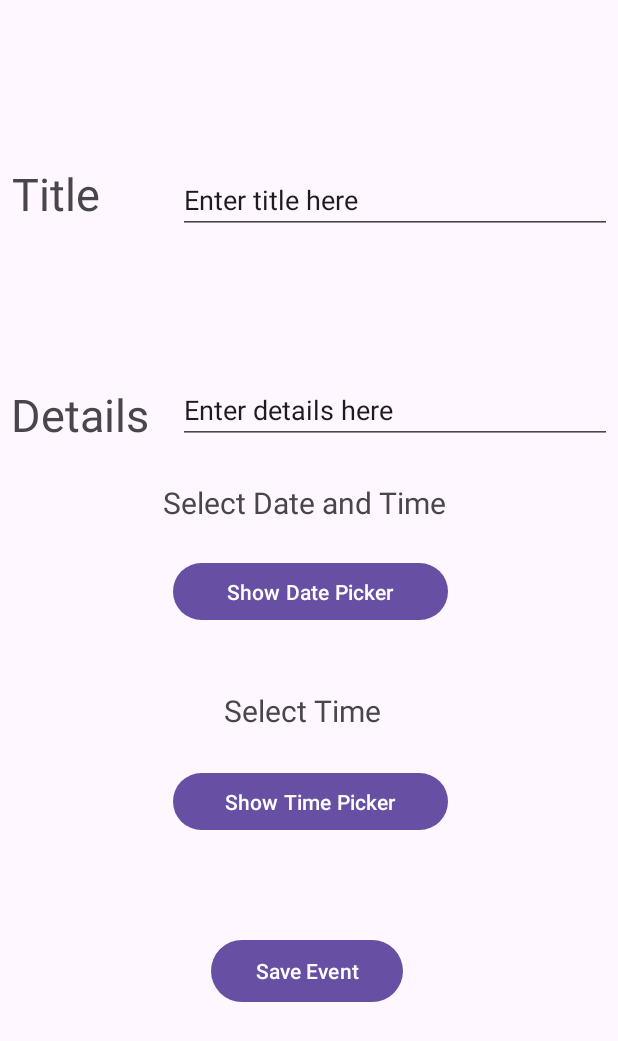
After one commit to Rrregine/FinalProject_TimeManager, an Android app: the RegistrationFragment screen opened through its navigation route, on a phone screen of 412 x 824 dp. The commit adds this screen. Shown: the top 1041 px of the screen. Run offline under Robolectric (Android 15) with nearby library versions, the phone set to English and light mode, and no system bars.

Commit message:
Registration Page creation

```diff
--- /dev/null
+++ b/app/src/main/java/com/wang/finalproject_calendar/RegistrationFragment.kt
@@ -0,0 +1,59 @@
+package com.wang.finalproject_calendar
+
+import android.os.Bundle
+import androidx.fragment.app.Fragment
+import android.view.LayoutInflater
+import android.view.View
+import android.view.ViewGroup
+
+// TODO: Rename parameter arguments, choose names that match
+// the fragment initialization parameters, e.g. ARG_ITEM_NUMBER
+private const val ARG_PARAM1 = "param1"
+private const val ARG_PARAM2 = "param2"
+
+/**
+ * A simple [Fragment] subclass.
+ * Use the [RegistrationFragment.newInstance] factory method to
+ * create an instance of this fragment.
+ */
+class RegistrationFragment : Fragment() {
+    // TODO: Rename and change types of parameters
+    private var param1: String? = null
+    private var param2: String? = null
+
+    override fun onCreate(savedInstanceState: Bundle?) {
+        super.onCreate(savedInstanceState)
+        arguments?.let {
+            param1 = it.getString(ARG_PARAM1)
+            param2 = it.getString(ARG_PARAM2)
+        }
+    }
+
+    override fun onCreateView(
+        inflater: LayoutInflater, container: ViewGroup?,
+        savedInstanceState: Bundle?
+    ): View? {
+        // Inflate the layout for this fragment
+        return inflater.inflate(R.layout.fragment_registration, container, false)
+    }
+
+    companion object {
+        /**
+         * Use this factory method to create a new instance of
+         * this fragment using the provided parameters.
+         *
+         * @param param1 Parameter 1.
+         * @param param2 Parameter 2.
+         * @return A new instance of fragment RegistrationFragment.
+         */
+        // TODO: Rename and change types and number of parameters
+        @JvmStatic
+        fun newInstance(param1: String, param2: String) =
+            RegistrationFragment().apply {
+                arguments = Bundle().apply {
+                    putString(ARG_PARAM1, param1)
+                    putString(ARG_PARAM2, param2)
+                }
+            }
+    }
+}
--- /dev/null
+++ b/app/src/main/res/layout/fragment_registration.xml
@@ -0,0 +1,125 @@
+<?xml version="1.0" encoding="utf-8"?>
+<androidx.constraintlayout.widget.ConstraintLayout xmlns:android="http://schemas.android.com/apk/res/android"
+    xmlns:app="http://schemas.android.com/apk/res-auto"
+    xmlns:tools="http://schemas.android.com/tools"
+    android:layout_width="match_parent"
+    android:layout_height="match_parent"
+    tools:context=".RegistrationFragment">
+
+    <EditText
+        android:id="@+id/editTitleText"
+        android:layout_width="289dp"
+        android:layout_height="43dp"
+        android:layout_marginEnd="4dp"
+        android:ems="10"
+        android:inputType="text"
+        android:text="Enter title here"
+        app:layout_constraintBottom_toTopOf="@+id/editDetailsText"
+        app:layout_constraintEnd_toEndOf="parent"
+        app:layout_constraintTop_toTopOf="parent"
+        app:layout_constraintVertical_bias="0.537" />
+
+    <TextView
+        android:id="@+id/titleTextView"
+        android:layout_width="107dp"
+        android:layout_height="40dp"
+        android:layout_marginStart="4dp"
+        android:text="Title"
+        android:textSize="30sp"
+        app:layout_constraintBottom_toTopOf="@+id/detailsTextView"
+        app:layout_constraintEnd_toStartOf="@+id/editTitleText"
+        app:layout_constraintHorizontal_bias="0.571"
+        app:layout_constraintStart_toStartOf="parent"
+        app:layout_constraintTop_toTopOf="parent"
+        app:layout_constraintVertical_bias="0.504" />
+
+    <EditText
+        android:id="@+id/editDetailsText"
+        android:layout_width="289dp"
+        android:layout_height="43dp"
+        android:layout_marginEnd="4dp"
+        android:layout_marginBottom="528dp"
+        android:ems="10"
+        android:inputType="text"
+        android:text="Enter details here"
+        app:layout_constraintBottom_toBottomOf="parent"
+        app:layout_constraintEnd_toEndOf="parent" />
+
+    <TextView
+        android:id="@+id/detailsTextView"
+        android:layout_width="107dp"
+        android:layout_height="40dp"
+        android:layout_marginBottom="528dp"
+        android:text="Details"
+        android:textSize="30sp"
+        app:layout_constraintBottom_toBottomOf="parent"
+        app:layout_constraintEnd_toStartOf="@+id/editDetailsText"
+        app:layout_constraintHorizontal_bias="0.636"
+        app:layout_constraintStart_toStartOf="parent" />
+
+    <Button
+        android:id="@+id/saveEventButton"
+        android:layout_width="128dp"
+        android:layout_height="49dp"
+        android:layout_alignParentStart="true"
+        android:layout_alignParentEnd="true"
+        android:layout_marginStart="140dp"
+        android:layout_marginEnd="143dp"
+        android:layout_marginBottom="152dp"
+        android:text="Save Event"
+        app:layout_constraintBottom_toBottomOf="parent"
+        app:layout_constraintEnd_toEndOf="parent"
+        app:layout_constraintHorizontal_bias="1.0"
+        app:layout_constraintStart_toStartOf="parent"
+        app:layout_constraintTop_toBottomOf="@+id/selectTimeButton"
+        app:layout_constraintVertical_bias="1.0" />
+
+    <Button
+        android:id="@+id/datePickerButton"
+        android:layout_width="183dp"
+        android:layout_height="46dp"
+        android:layout_marginTop="20dp"
+        android:text="Show Date Picker"
+        app:layout_constraintEnd_toEndOf="parent"
+        app:layout_constraintHorizontal_bias="0.504"
+        app:layout_constraintStart_toStartOf="parent"
+        app:layout_constraintTop_toBottomOf="@+id/datePickerTextView" />
+
+    <TextView
+        android:id="@+id/datePickerTextView"
+        android:layout_width="198dp"
+        android:layout_height="30dp"
+        android:text="Select Date and Time"
+        android:textSize="20sp"
+        app:layout_constraintBottom_toBottomOf="parent"
+        app:layout_constraintEnd_toEndOf="parent"
+        app:layout_constraintHorizontal_bias="0.507"
+        app:layout_constraintStart_toStartOf="parent"
+        app:layout_constraintTop_toTopOf="parent"
+        app:layout_constraintVertical_bias="0.405" />
+
+    <TextView
+        android:id="@+id/selectTimeTextView"
+        android:layout_width="115dp"
+        android:layout_height="35dp"
+        android:text="Select Time"
+        android:textSize="20sp"
+        app:layout_constraintBottom_toBottomOf="parent"
+        app:layout_constraintEnd_toEndOf="parent"
+        app:layout_constraintHorizontal_bias="0.503"
+        app:layout_constraintStart_toStartOf="parent"
+        app:layout_constraintTop_toTopOf="parent"
+        app:layout_constraintVertical_bias="0.583" />
+
+    <Button
+        android:id="@+id/selectTimeButton"
+        android:layout_width="183dp"
+        android:layout_height="46dp"
+        android:layout_marginTop="16dp"
+        android:text="Show Time Picker"
+        app:layout_constraintEnd_toEndOf="parent"
+        app:layout_constraintHorizontal_bias="0.504"
+        app:layout_constraintStart_toStartOf="parent"
+        app:layout_constraintTop_toBottomOf="@+id/selectTimeTextView" />
+
+</androidx.constraintlayout.widget.ConstraintLayout>
--- a/app/src/main/res/navigation/app_navigation.xml
+++ b/app/src/main/res/navigation/app_navigation.xml
@@ -14,6 +14,9 @@
         <action
             android:id="@+id/action_homeFragment_to_taskFragment"
             app:destination="@id/taskFragment" />
+        <action
+            android:id="@+id/action_homeFragment_to_registrationFragment"
+            app:destination="@id/registrationFragment" />
     </fragment>
     <fragment
         android:id="@+id/taskFragment"
@@ -24,4 +27,13 @@
             android:id="@+id/action_taskFragment_to_homeFragment"
             app:destination="@id/homeFragment" />
     </fragment>
+    <fragment
+        android:id="@+id/registrationFragment"
+        android:name="com.wang.finalproject_calendar.RegistrationFragment"
+        android:label="fragment_registration"
+        tools:layout="@layout/fragment_registration" >
+        <action
+            android:id="@+id/action_registrationFragment_to_homeFragment2"
+            app:destination="@id/homeFragment" />
+    </fragment>
 </navigation>
```
